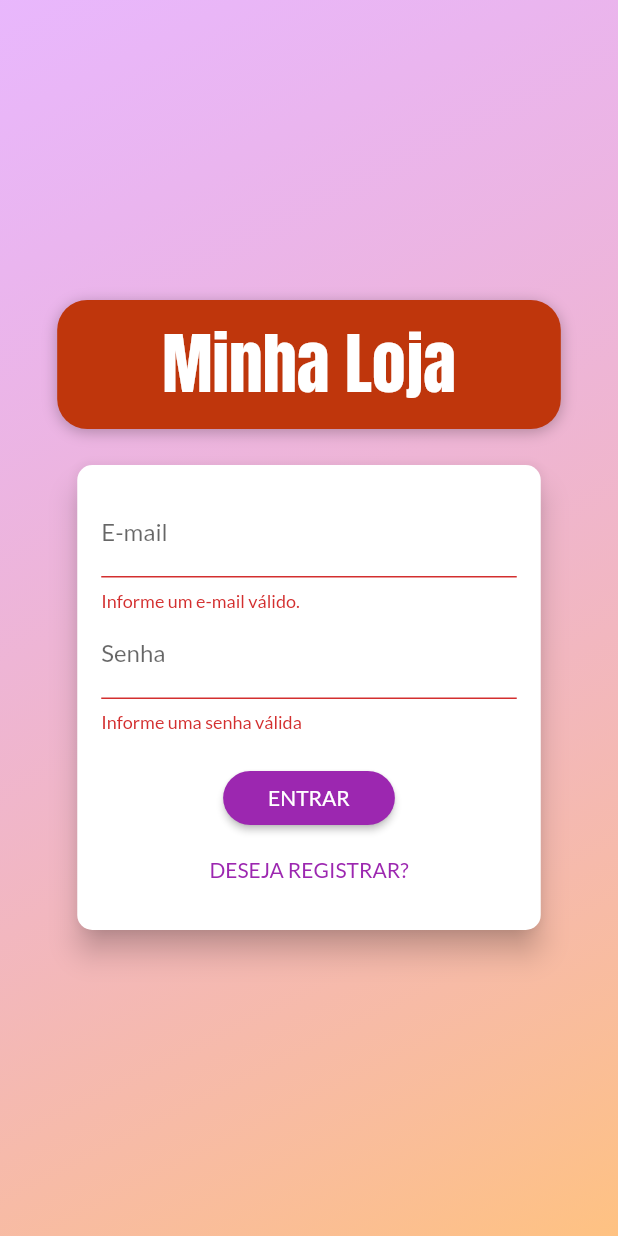
After one commit to tbmmarques/Flutter-11-Loja_Marotas_Simples, a Flutter app: the screen it shows after launch, after a tap on "ENTRAR", on a phone screen of 412 x 824 dp. The commit adds this screen. Run offline on Flutter 3.47's test engine with Material 2 defaults, Android fonts, the phone set to English and light mode, and no system bars; our stand-ins replace shared_preferences; network calls fail.

Commit message:
Finalizando APP: Autenticacao

```diff
--- /dev/null
+++ b/lib/components/auth_form.dart
@@ -0,0 +1,178 @@
+import 'package:flutter/material.dart';
+import 'package:provider/provider.dart';
+import 'package:shop/exceptions/auth_exception.dart';
+import 'package:shop/models/auth.dart';
+
+enum AuthMode { Signup, Login }
+
+class AuthForm extends StatefulWidget {
+  const AuthForm({Key? key}) : super(key: key);
+
+  @override
+  _AuthFormState createState() => _AuthFormState();
+}
+
+class _AuthFormState extends State<AuthForm> {
+  final _passwordController = TextEditingController();
+  final _formKey = GlobalKey<FormState>();
+  bool _isLoading = false;
+  AuthMode _authMode = AuthMode.Login;
+  Map<String, String> _authData = {
+    'email': '',
+    'password': '',
+  };
+
+  bool _isLogin() => _authMode == AuthMode.Login;
+  bool _isSignup() => _authMode == AuthMode.Signup;
+
+  void _switchAuthMode() {
+    setState(() {
+      if (_isLogin()) {
+        _authMode = AuthMode.Signup;
+      } else {
+        _authMode = AuthMode.Login;
+      }
+    });
+  }
+
+  void _showErrorDialog(String msg) {
+    showDialog(
+      context: context,
+      builder: (ctx) => AlertDialog(
+        title: Text('Ocorreu um Erro'),
+        content: Text(msg),
+        actions: [
+          TextButton(
+            onPressed: () => Navigator.of(context).pop(),
+            child: Text('Fechar'),
+          ),
+        ],
+      ),
+    );
+  }
+
+  Future<void> _submit() async {
+    final isValid = _formKey.currentState?.validate() ?? false;
+
+    if (!isValid) {
+      return;
+    }
+
+    setState(() => _isLoading = true);
+
+    _formKey.currentState?.save();
+    Auth auth = Provider.of(context, listen: false);
+
+    try {
+      if (_isLogin()) {
+        // Login
+        await auth.login(
+          _authData['email']!,
+          _authData['password']!,
+        );
+      } else {
+        // Registrar
+        await auth.signup(
+          _authData['email']!,
+          _authData['password']!,
+        );
+      }
+    } on AuthException catch (error) {
+      _showErrorDialog(error.toString());
+    } catch (error) {
+      _showErrorDialog('Ocorreu um erro inesperado!');
+    }
+
+    setState(() => _isLoading = false);
+  }
+
+  @override
+  Widget build(BuildContext context) {
+    final deviceSize = MediaQuery.of(context).size;
+    return Card(
+      elevation: 8,
+      shape: RoundedRectangleBorder(
+        borderRadius: BorderRadius.circular(10),
+      ),
+      child: Container(
+        padding: const EdgeInsets.all(16),
+        height: _isLogin() ? 310 : 400,
+        width: deviceSize.width * 0.75,
+        child: Form(
+          key: _formKey,
+          child: Column(
+            children: [
+              TextFormField(
+                decoration: InputDecoration(labelText: 'E-mail'),
+                keyboardType: TextInputType.emailAddress,
+                onSaved: (email) => _authData['email'] = email ?? '',
+                validator: (_email) {
+                  final email = _email ?? '';
+                  if (email.trim().isEmpty || !email.contains('@')) {
+                    return 'Informe um e-mail válido.';
+                  }
+                  return null;
+                },
+              ),
+              TextFormField(
+                decoration: InputDecoration(labelText: 'Senha'),
+                keyboardType: TextInputType.emailAddress,
+                obscureText: true,
+                controller: _passwordController,
+                onSaved: (password) => _authData['password'] = password ?? '',
+                validator: (_password) {
+                  final password = _password ?? '';
+                  if (password.isEmpty || password.length < 5) {
+                    return 'Informe uma senha válida';
+                  }
+                  return null;
+                },
+              ),
+              if (_isSignup())
+                TextFormField(
+                  decoration: InputDecoration(labelText: 'Confirmar Senha'),
+                  keyboardType: TextInputType.emailAddress,
+                  obscureText: true,
+                  validator: _isLogin()
+                      ? null
+                      : (_password) {
+                          final password = _password ?? '';
+                          if (password != _passwordController.text) {
+                            return 'Senhas informadas não conferem.';
+                          }
+                          return null;
+                        },
+                ),
+              SizedBox(height: 20),
+              if (_isLoading)
+                CircularProgressIndicator()
+              else
+                ElevatedButton(
+                  onPressed: _submit,
+                  child: Text(
+                    _authMode == AuthMode.Login ? 'ENTRAR' : 'REGISTRAR',
+                  ),
+                  style: ElevatedButton.styleFrom(
+                    shape: RoundedRectangleBorder(
+                      borderRadius: BorderRadius.circular(30),
+                    ),
+                    padding: const EdgeInsets.symmetric(
+                      horizontal: 30,
+                      vertical: 8,
+                    ),
+                  ),
+                ),
+              Spacer(),
+              TextButton(
+                onPressed: _switchAuthMode,
+                child: Text(
+                  _isLogin() ? 'DESEJA REGISTRAR?' : 'JÁ POSSUI CONTA?',
+                ),
+              ),
+            ],
+          ),
+        ),
+      ),
+    );
+  }
+}
--- /dev/null
+++ b/lib/data/store.dart
@@ -0,0 +1,33 @@
+import 'dart:convert';
+
+import 'package:shared_preferences/shared_preferences.dart';
+
+class Store {
+  static Future<bool> saveString(String key, String value) async {
+    final prefs = await SharedPreferences.getInstance();
+    return prefs.setString(key, value);
+  }
+
+  static Future<bool> saveMap(String key, Map<String, dynamic> value) async {
+    return saveString(key, jsonEncode(value));
+  }
+
+  static Future<String> getString(String key,
+      [String defaultValue = '']) async {
+    final prefs = await SharedPreferences.getInstance();
+    return prefs.getString(key) ?? defaultValue;
+  }
+
+  static Future<Map<String, dynamic>> getMap(String key) async {
+    try {
+      return jsonDecode(await getString(key));
+    } catch (_) {
+      return {};
+    }
+  }
+
+  static Future<bool> remove(String key) async {
+    final prefs = await SharedPreferences.getInstance();
+    return prefs.remove(key);
+  }
+}
--- /dev/null
+++ b/lib/exceptions/auth_exception.dart
@@ -0,0 +1,20 @@
+class AuthException implements Exception {
+  static const Map<String, String> errors = {
+    'EMAIL_EXISTS': 'E-mail já cadastrado.',
+    'OPERATION_NOT_ALLOWED': 'Operação não permitida!',
+    'TOO_MANY_ATTEMPTS_TRY_LATER':
+        'Acesso bloqueado temporariamente. Tente mais tarde',
+    'EMAIL_NOT_FOUND': 'E-mail não encontrado.',
+    'INVALID_PASSWORD': 'Senha informada não confere.',
+    'USER_DISABLED': 'A conta do usuário foi desabilitada.',
+  };
+
+  final String key;
+
+  AuthException(this.key);
+
+  @override
+  String toString() {
+    return errors[key] ?? 'Ocorreu um erro no processo de autenticação.';
+  }
+}
--- a/lib/main.dart
+++ b/lib/main.dart
@@ -1,8 +1,11 @@
 import 'package:flutter/material.dart';
 import 'package:provider/provider.dart';
+import 'package:shop/models/auth.dart';
 import 'package:shop/models/cart.dart';
 import 'package:shop/models/order_list.dart';
 import 'package:shop/models/product_list.dart';
+import 'package:shop/pages/auth_or_home_page.dart';
+import 'package:shop/pages/auth_page.dart';
 import 'package:shop/pages/cart_page.dart';
 import 'package:shop/pages/orders_page.dart';
 import 'package:shop/pages/product_detail_page.dart';
@@ -22,13 +25,30 @@ class MyApp extends StatelessWidget {
     return MultiProvider(
       providers: [
         ChangeNotifierProvider(
+          create: (_) => Auth(),
+        ),
+        ChangeNotifierProxyProvider<Auth, ProductList>(
           create: (_) => ProductList(),
+          update: (ctx, auth, previous) {
+            return ProductList(
+              auth.token ?? '',
+              auth.userId ?? '',
+              previous?.items ?? [],
+            );
+          },
+        ),
+        ChangeNotifierProxyProvider<Auth, OrderList>(
+          create: (_) => OrderList(),
+          update: (ctx, auth, previous) {
+            return OrderList(
+              auth.token ?? '',
+              auth.userId ?? '',
+              previous?.items ?? [],
+            );
+          },
         ),
         ChangeNotifierProvider(
           create: (_) => Cart(),
-        ),
-        ChangeNotifierProvider(
-          create: (_) => OrderList(),
         ),
       ],
       child: MaterialApp(
@@ -40,7 +60,7 @@ class MyApp extends StatelessWidget {
         ),
         // home: ProductsOverviewPage(),
         routes: {
-          AppRoutes.HOME: (ctx) => ProductsOverviewPage(),
+          AppRoutes.AUTH_OR_HOME: (ctx) => AuthOrHomePage(),
           AppRoutes.PRODUCT_DETAIL: (ctx) => ProductDetailPage(),
           AppRoutes.CART: (ctx) => CartPage(),
           AppRoutes.ORDERS: (ctx) => OrdersPage(),
--- /dev/null
+++ b/lib/models/auth.dart
@@ -0,0 +1,124 @@
+import 'dart:async';
+import 'dart:convert';
+
+import 'package:flutter/material.dart';
+import 'package:http/http.dart' as http;
+import 'package:shop/data/store.dart';
+import 'package:shop/exceptions/auth_exception.dart';
+
+class Auth with ChangeNotifier {
+  String? _token;
+  String? _email;
+  String? _userId;
+  DateTime? _expiryDate;
+  Timer? _logoutTimer;
+
+  bool get isAuth {
+    final isValid = _expiryDate?.isAfter(DateTime.now()) ?? false;
+    return _token != null && isValid;
+  }
+
+  String? get token {
+    return isAuth ? _token : null;
+  }
+
+  String? get email {
+    return isAuth ? _email : null;
+  }
+
+  String? get userId {
+    return isAuth ? _userId : null;
+  }
+
+  Future<void> _authenticate(
+      String email, String password, String urlFragment) async {
+    final url =
+        'https://identitytoolkit.googleapis.com/v1/accounts:$urlFragment?key=AIzaSyBhR8yy3e5r8IavvQ8vYUYVqYl8Ia2nb54';
+    final response = await http.post(
+      Uri.parse(url),
+      body: jsonEncode({
+        'email': email,
+        'password': password,
+        'returnSecureToken': true,
+      }),
+    );
+
+    final body = jsonDecode(response.body);
+
+    if (body['error'] != null) {
+      throw AuthException(body['error']['message']);
+    } else {
+      _token = body['idToken'];
+      _email = body['email'];
+      _userId = body['localId'];
+
+      _expiryDate = DateTime.now().add(
+        Duration(
+          seconds: int.parse(body['expiresIn']),
+        ),
+      );
+
+      Store.saveMap('userData', {
+        'token': _token,
+        'email': _email,
+        'userId': _userId,
+        'expiryDate': _expiryDate!.toIso8601String(),
+      });
+
+      _autoLogout();
+      notifyListeners();
+    }
+  }
+
+  Future<void> signup(String email, String password) async {
+    return _authenticate(email, password, 'signUp');
+  }
+
+  Future<void> login(String email, String password) async {
+    return _authenticate(email, password, 'signInWithPassword');
+  }
+
+  Future<void> tryAutoLogin() async {
+    if (isAuth) return;
+
+    final userData = await Store.getMap('userData');
+    if (userData.isEmpty) return;
+
+    final expiryDate = DateTime.parse(userData['expiryDate']);
+    if (expiryDate.isBefore(DateTime.now())) return;
+
+    _token = userData['token'];
+    _email = userData['email'];
+    _userId = userData['userId'];
+    _expiryDate = expiryDate;
+
+    _autoLogout();
+    notifyListeners();
+  }
+
+  void logout() {
+    _token = null;
+    _email = null;
+    _userId = null;
+    _expiryDate = null;
+    _clearLogoutTimer();
+    Store.remove('userData').then((_) {
+      notifyListeners();
+    });
+  }
+
+  void _clearLogoutTimer() {
+    _logoutTimer?.cancel();
+    _logoutTimer = null;
+  }
+
+  void _autoLogout() {
+    _clearLogoutTimer();
+    final timeToLogout = _expiryDate?.difference(DateTime.now()).inSeconds;
+    print(timeToLogout);
+    _logoutTimer = Timer(
+      Duration(seconds: timeToLogout ?? 0),
+      logout,
+    );
+  }
+}
--- a/lib/models/order_list.dart
+++ b/lib/models/order_list.dart
@@ -1,5 +1,4 @@
 import 'dart:convert';
-import 'dart:math';
 
 import 'package:flutter/material.dart';
 import 'package:http/http.dart' as http;
@@ -9,7 +8,15 @@ import 'package:shop/models/order.dart';
 import 'package:shop/utils/constants.dart';
 
 class OrderList with ChangeNotifier {
+  final String _token;
+  final String _userId;
   List<Order> _items = [];
+
+  OrderList([
+    this._token = '',
+    this._userId = '',
+    this._items = const [],
+  ]);
 
   List<Order> get items {
     return [..._items];
@@ -20,15 +27,15 @@ class OrderList with ChangeNotifier {
   }
 
   Future<void> loadOrders() async {
-    _items.clear();
+    List<Order> items = [];
 
     final response = await http.get(
-      Uri.parse('${Constants.ORDER_BASE_URL}.json'),
+      Uri.parse('${Constants.ORDER_BASE_URL}/$_userId.json?auth=$_token'),
     );
     if (response.body == 'null') return;
     Map<String, dynamic> data = jsonDecode(response.body);
     data.forEach((orderId, orderData) {
-      _items.add(
+      items.add(
         Order(
           id: orderId,
           date: DateTime.parse(orderData['date']),
@@ -45,6 +52,8 @@ class OrderList with ChangeNotifier {
         ),
       );
     });
+
+    _items = items.reversed.toList();
     notifyListeners();
   }
 
@@ -52,7 +61,7 @@ class OrderList with ChangeNotifier {
     final date = DateTime.now();
 
     final response = await http.post(
-      Uri.parse('${Constants.ORDER_BASE_URL}.json'),
+      Uri.parse('${Constants.ORDER_BASE_URL}/$_userId.json?auth=$_token'),
       body: jsonEncode(
         {
           'total': cart.totalAmount,
--- /dev/null
+++ b/lib/pages/auth_or_home_page.dart
@@ -0,0 +1,28 @@
+import 'package:flutter/material.dart';
+import 'package:provider/provider.dart';
+import 'package:shop/models/auth.dart';
+import 'package:shop/pages/auth_page.dart';
+import 'package:shop/pages/products_overview_page.dart';
+
+class AuthOrHomePage extends StatelessWidget {
+  const AuthOrHomePage({Key? key}) : super(key: key);
+
+  @override
+  Widget build(BuildContext context) {
+    Auth auth = Provider.of(context);
+    return FutureBuilder(
+      future: auth.tryAutoLogin(),
+      builder: (ctx, snapshot) {
+        if (snapshot.connectionState == ConnectionState.waiting) {
+          return Center(child: CircularProgressIndicator());
+        } else if (snapshot.error != null) {
+          return Center(
+            child: Text('Ocorreu um erro!'),
+          );
+        } else {
+          return auth.isAuth ? ProductsOverviewPage() : AuthPage();
+        }
+      },
+    );
+  }
+}
--- /dev/null
+++ b/lib/pages/auth_page.dart
@@ -0,0 +1,83 @@
+import 'dart:math';
+
+import 'package:flutter/material.dart';
+import 'package:shop/components/auth_form.dart';
+
+class AuthPage extends StatelessWidget {
+  const AuthPage({Key? key}) : super(key: key);
+
+  @override
+  Widget build(BuildContext context) {
+    return Scaffold(
+      body: Stack(
+        children: [
+          Container(
+            decoration: BoxDecoration(
+              gradient: LinearGradient(
+                colors: [
+                  Color.fromRGBO(215, 117, 255, 0.5),
+                  Color.fromRGBO(255, 188, 117, 0.9),
+                ],
+                begin: Alignment.topLeft,
+                end: Alignment.bottomRight,
+              ),
+            ),
+          ),
+          Container(
+            width: double.infinity,
+            child: Column(
+              crossAxisAlignment: CrossAxisAlignment.center,
+              mainAxisAlignment: MainAxisAlignment.center,
+              children: [
+                Container(
+                  margin: const EdgeInsets.only(
+                    bottom: 20,
+                  ),
+                  padding: const EdgeInsets.symmetric(
+                    vertical: 10,
+                    horizontal: 70,
+                  ),
+                  // cascade operator
+                  //transform: Matrix4.rotationZ(-8 * pi / 180)..translate(-10.0),
+                  decoration: BoxDecoration(
+                    borderRadius: BorderRadius.circular(20),
+                    color: Colors.deepOrange.shade900,
+                    boxShadow: [
+                      BoxShadow(
+                        blurRadius: 8,
+                        color: Colors.black26,
+                        offset: Offset(0, 2),
+                      ),
+                    ],
+                  ),
+                  child: Text(
+                    'Minha Loja',
+                    style: TextStyle(
+                      fontSize: 45,
+                      fontFamily: 'Anton',
+                      color: Theme.of(context).accentTextTheme.headline6?.color,
+                    ),
+                  ),
+                ),
+                AuthForm(),
+              ],
+            ),
+          ),
+        ],
+      ),
+    );
+  }
+}
+
+// Exemplo usado para explicar o cascade operator
+// void main() {
+//   List<int> a = [1, 2, 3];
+//   a.add(4);
+//   a.add(5);
+//   a.add(6);
+
+//   // cascade operator!
+//   a..add(7)..add(8)..add(9);
+
+//   print(a);
+// }
--- a/lib/utils/app_routes.dart
+++ b/lib/utils/app_routes.dart
@@ -1,5 +1,5 @@
 class AppRoutes {
-  static const HOME = '/';
+  static const AUTH_OR_HOME = '/';
   static const PRODUCT_DETAIL = '/product-detail';
   static const CART = '/cart';
   static const ORDERS = '/orders';
--- a/lib/utils/constants.dart
+++ b/lib/utils/constants.dart
@@ -1,4 +1,6 @@
 class Constants {
+  static const USER_FAVORITES_URL =
+      'https://lojacod3r-default-rtdb.firebaseio.com/userFavorites';
   static const PRODUCT_BASE_URL =
       'https://lojacod3r-default-rtdb.firebaseio.com/products';
   static const ORDER_BASE_URL =
--- a/pubspec.yaml
+++ b/pubspec.yaml
@@ -26,6 +26,7 @@ dependencies:
   provider: ^5.0.0
   intl: ^0.17.0
   http: ^0.13.3
+  shared_preferences: ^2.0.6
 
 
   # The following adds the Cupertino Icons font to your application.
```
Also changed, not shown: lib/components/app_drawer.dart (+18 -1 lines), lib/components/product_grid_item.dart (+6 -1 lines), lib/models/product.dart (+6 -4 lines), lib/models/product_list.dart (+28 -7 lines), lib/pages/product_form_page.dart (+3 -4 lines), regras_database.txt (added, +20 -0 lines), pubspec.lock.
